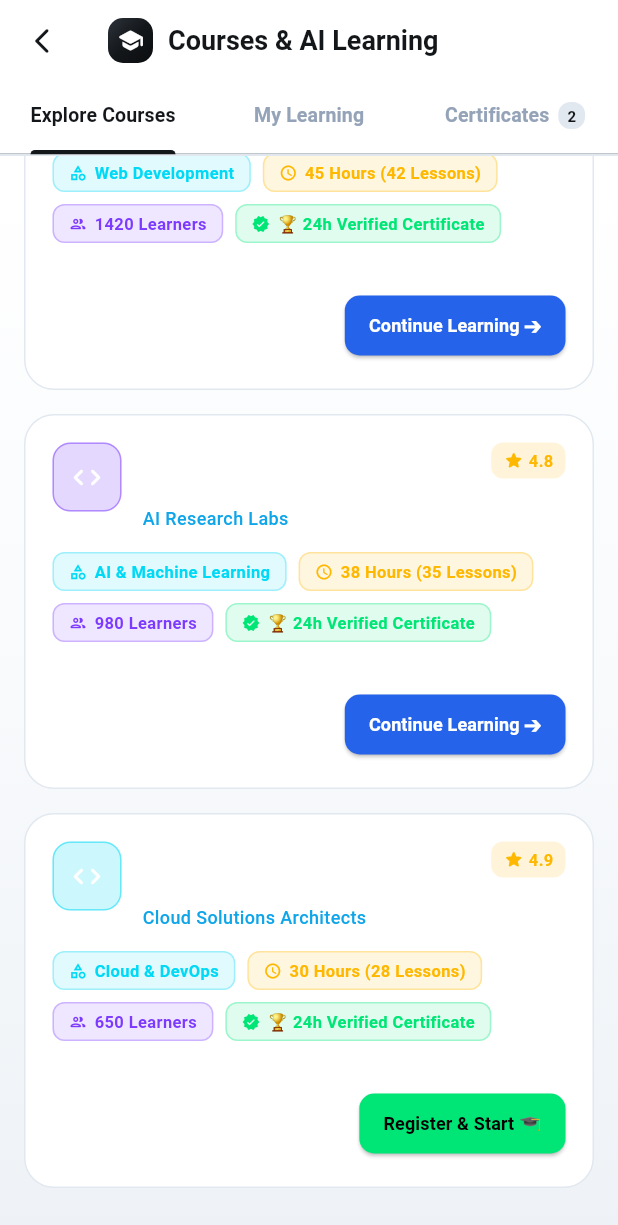
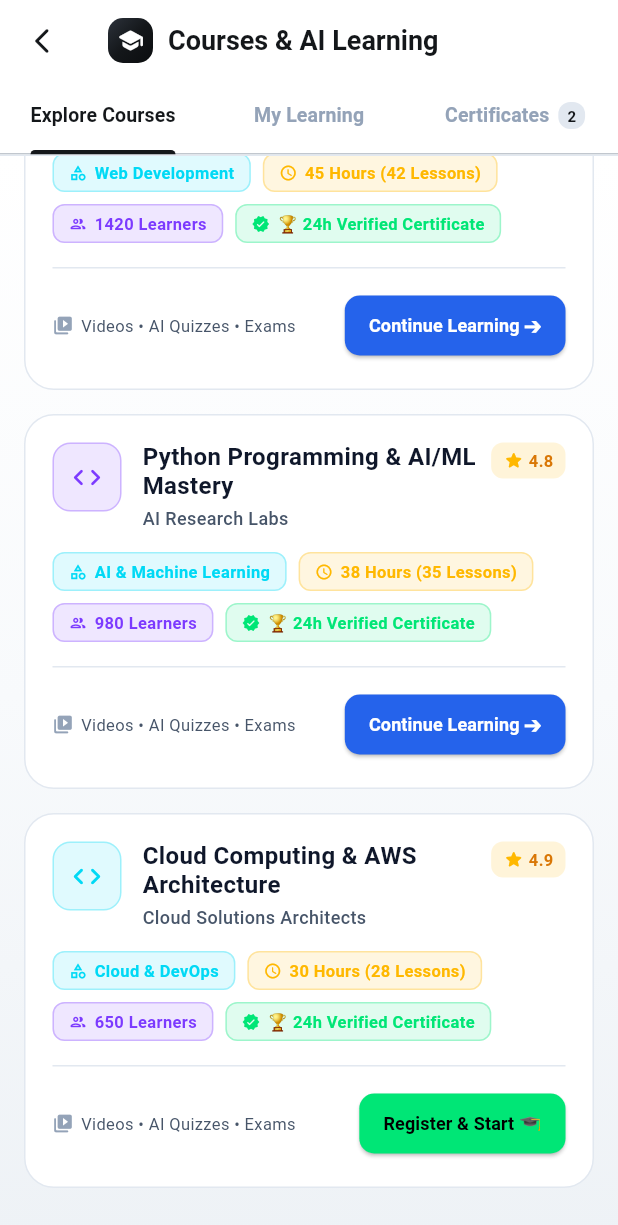
Before and after one commit to dubasisruthishiva1335-star/Project, a Flutter app: the CoursesLearningScreen screen opened by its route, scrolled down 240 dp, on a phone screen of 412 x 824 dp. Shown: the top 1225 px of the screen. Run offline on Flutter 3.47's test engine with Material 3 defaults, Android fonts, the phone set to English and light mode, and no system bars; our stand-ins replace csv, dio, file_picker, firebase_messaging, fl_chart, flutter_animate and 7 more; missing offline and left inert: excel, google_mlkit_text_recognition, syncfusion_flutter_pdfviewer; accounts and stored records are empty; network calls fail.

Commit message:
fix(ui): resolve white-on-white typography contrast across hub cards and course items

```diff
--- a/mobile-app/lib/features/courses/courses_learning_screen.dart
+++ b/mobile-app/lib/features/courses/courses_learning_screen.dart
@@ -476,21 +476,21 @@ class _CoursesLearningScreenState extends State<CoursesLearningScreen> with Sing
                       width: 46,
                       height: 46,
                       decoration: BoxDecoration(
-                        color: Color(colorVal).withValues(alpha: 0.2),
+                        color: Color(colorVal).withValues(alpha: 0.12),
                         borderRadius: BorderRadius.circular(12),
-                        border: Border.all(color: Color(colorVal).withValues(alpha: 0.5)),
+                        border: Border.all(color: Color(colorVal).withValues(alpha: 0.3)),
                       ),
                       alignment: Alignment.center,
-                      child: const Icon(Icons.code_rounded, color: Colors.white, size: 22),
+                      child: Icon(Icons.code_rounded, color: Color(colorVal), size: 22),
                     ),
                     const SizedBox(width: 14),
                     Expanded(
                       child: Column(
                         crossAxisAlignment: CrossAxisAlignment.start,
                         children: [
-                          Text(title, style: const TextStyle(color: Colors.white, fontWeight: FontWeight.bold, fontSize: 16, height: 1.2)),
+                          Text(title, style: const TextStyle(color: MyVaultColors.textDark, fontWeight: FontWeight.bold, fontSize: 16, height: 1.2)),
                           const SizedBox(height: 4),
-                          Text(instructor, style: const TextStyle(color: MyVaultColors.accentCyan, fontSize: 12, fontWeight: FontWeight.w500)),
+                          Text(instructor, style: const TextStyle(color: MyVaultColors.textSecondary, fontSize: 12, fontWeight: FontWeight.w500)),
                         ],
                       ),
                     ),
@@ -501,7 +501,7 @@ class _CoursesLearningScreenState extends State<CoursesLearningScreen> with Sing
                         children: [
                           const Icon(Icons.star_rounded, color: Color(0xFFFFB800), size: 14),
                           const SizedBox(width: 3),
-                          Text('$rating', style: const TextStyle(color: Color(0xFFFFB800), fontWeight: FontWeight.bold, fontSize: 11)),
+                          Text('$rating', style: const TextStyle(color: Color(0xFFD97706), fontWeight: FontWeight.bold, fontSize: 11)),
                         ],
                       ),
                     ),
@@ -522,7 +522,7 @@ class _CoursesLearningScreenState extends State<CoursesLearningScreen> with Sing
                 ),
 
                 const SizedBox(height: 16),
-                const Divider(color: Colors.white10, height: 1),
+                const Divider(color: Color(0xFFE2E8F0), height: 1),
                 const SizedBox(height: 14),
 
                 Row(
@@ -530,9 +530,9 @@ class _CoursesLearningScreenState extends State<CoursesLearningScreen> with Sing
                   children: [
                     const Row(
                       children: [
-                        Icon(Icons.video_library_rounded, color: Colors.white38, size: 14),
+                        Icon(Icons.video_library_rounded, color: MyVaultColors.textMuted, size: 14),
                         SizedBox(width: 5),
-                        Text('Videos • AI Quizzes • Exams', style: TextStyle(color: Colors.white38, fontSize: 11)),
+                        Text('Videos • AI Quizzes • Exams', style: TextStyle(color: MyVaultColors.textSecondary, fontSize: 11)),
                       ],
                     ),
                     ElevatedButton(
@@ -601,15 +601,15 @@ class _CoursesLearningScreenState extends State<CoursesLearningScreen> with Sing
                   mainAxisAlignment: MainAxisAlignment.spaceBetween,
                   children: [
                     Text(c['category'] ?? 'Engineering', style: const TextStyle(color: MyVaultColors.accentCyan, fontWeight: FontWeight.bold, fontSize: 11)),
-                    Text('$progress% Complete', style: const TextStyle(color: Color(0xFF00E676), fontWeight: FontWeight.bold, fontSize: 12)),
+                    Text('$progress% Complete', style: const TextStyle(color: Color(0xFF16A34A), fontWeight: FontWeight.bold, fontSize: 12)),
                   ],
                 ),
                 const SizedBox(height: 8),
-                Text(c['title'] ?? 'Course Title', style: const TextStyle(color: Colors.white, fontWeight: FontWeight.bold, fontSize: 16)),
+                Text(c['title'] ?? 'Course Title', style: const TextStyle(color: MyVaultColors.textDark, fontWeight: FontWeight.bold, fontSize: 16)),
                 const SizedBox(height: 4),
-                Text('Registered to: $_studentName • $_studentCollege', style: const TextStyle(color: Colors.white54, fontSize: 11)),
+                Text('Registered to: $_studentName • $_studentCollege', style: const TextStyle(color: MyVaultColors.textSecondary, fontSize: 11)),
                 const SizedBox(height: 4),
-                Text('Completed $completed of $total video lessons', style: const TextStyle(color: Colors.white38, fontSize: 11)),
+                Text('Completed $completed of $total video lessons', style: const TextStyle(color: MyVaultColors.textMuted, fontSize: 11)),
                 const SizedBox(height: 14),
 
                 // Linear Progress Bar
@@ -618,8 +618,8 @@ class _CoursesLearningScreenState extends State<CoursesLearningScreen> with Sing
                   child: LinearProgressIndicator(
                     value: progress / 100,
                     minHeight: 8,
-                    backgroundColor: Colors.white12,
-                    valueColor: const AlwaysStoppedAnimation<Color>(Color(0xFF00E676)),
+                    backgroundColor: const Color(0xFFE2E8F0),
+                    valueColor: const AlwaysStoppedAnimation<Color>(Color(0xFF16A34A)),
                   ),
                 ),
 
@@ -629,8 +629,8 @@ class _CoursesLearningScreenState extends State<CoursesLearningScreen> with Sing
                   children: [
                     TextButton.icon(
                       onPressed: () => _openCourseDetails(c),
-                      icon: const Icon(Icons.list_alt_rounded, size: 16, color: Colors.white70),
-                      label: const Text('Syllabus & Quizzes', style: TextStyle(color: Colors.white70, fontSize: 12)),
+                      icon: const Icon(Icons.list_alt_rounded, size: 16, color: MyVaultColors.textSecondary),
+                      label: const Text('Syllabus & Quizzes', style: TextStyle(color: MyVaultColors.textSecondary, fontSize: 12)),
                     ),
                     ElevatedButton.icon(
                       onPressed: () => _openLessonPlayer(c),
@@ -661,11 +661,11 @@ class _CoursesLearningScreenState extends State<CoursesLearningScreen> with Sing
           child: Column(
             mainAxisAlignment: MainAxisAlignment.center,
             children: [
-              Icon(Icons.workspace_premium_outlined, color: Colors.white30, size: 54),
+              Icon(Icons.workspace_premium_outlined, color: MyVaultColors.textMuted, size: 54),
               SizedBox(height: 16),
-              Text('No Certificates in Queue', style: TextStyle(color: Colors.white, fontSize: 18, fontWeight: FontWeight.bold)),
+              Text('No Certificates in Queue', style: TextStyle(color: MyVaultColors.textDark, fontSize: 18, fontWeight: FontWeight.bold)),
               SizedBox(height: 8),
-              Text('Register your details, complete 100% of video lessons, and pass the final exam. Your verifiable certificate is minted within 24 hours.', textAlign: TextAlign.center, style: TextStyle(color: Colors.white54, fontSize: 13)),
+              Text('Register your details, complete 100% of video lessons, and pass the final exam. Your verifiable certificate is minted within 24 hours.', textAlign: TextAlign.center, style: TextStyle(color: MyVaultColors.textSecondary, fontSize: 13)),
             ],
           ),
         ),
@@ -1300,9 +1300,9 @@ class _StatItem extends StatelessWidget {
   Widget build(BuildContext context) {
     return Column(
       children: [
-        Text(title, style: const TextStyle(color: Colors.white, fontWeight: FontWeight.bold, fontSize: 12)),
+        Text(title, style: const TextStyle(color: MyVaultColors.textDark, fontWeight: FontWeight.bold, fontSize: 12)),
         const SizedBox(height: 2),
-        Text(subtitle, style: const TextStyle(color: Colors.white38, fontSize: 10)),
+        Text(subtitle, style: const TextStyle(color: MyVaultColors.textSecondary, fontSize: 10)),
       ],
     );
   }
```
Also changed, not shown: mobile-app/lib/features/competitive_exams/competitive_exams_hub_screen.dart (+8 -8 lines), mobile-app/lib/features/internships/internship_hub_screen.dart (+12 -12 lines).
